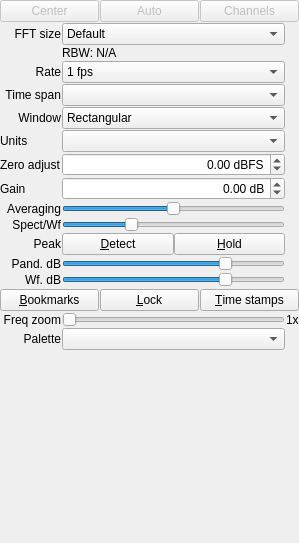
Qt form ui/FftPanel.ui (BatchDrake/SigDigger) before a commit.
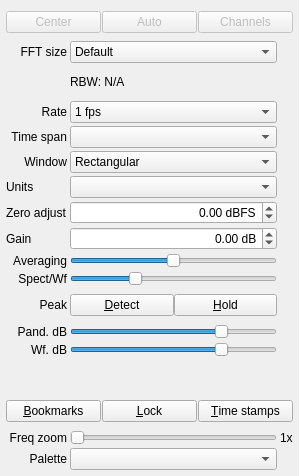
The same form after that commit. Custom widgets are drawn as their Qt base class.

The edit to the form file:
```diff
--- a/ui/FftPanel.ui
+++ b/ui/FftPanel.ui
@@ -7,7 +7,7 @@
     <x>0</x>
     <y>0</y>
     <width>299</width>
-    <height>543</height>
+    <height>476</height>
    </rect>
   </property>
   <property name="windowTitle">
@@ -15,73 +15,20 @@
   </property>
   <layout class="QGridLayout" name="gridLayout">
    <property name="leftMargin">
-    <number>0</number>
+    <number>6</number>
    </property>
    <property name="topMargin">
-    <number>0</number>
+    <number>6</number>
    </property>
    <property name="rightMargin">
-    <number>0</number>
+    <number>6</number>
    </property>
    <property name="bottomMargin">
-    <number>0</number>
+    <number>6</number>
    </property>
    <property name="spacing">
-    <number>1</number>
+    <number>3</number>
    </property>
-   <item row="0" column="0">
-    <widget class="QScrollArea" name="scrollArea">
-     <property name="frameShape">
-      <enum>QFrame::NoFrame</enum>
-     </property>
-     <property name="horizontalScrollBarPolicy">
-      <enum>Qt::ScrollBarAlwaysOff</enum>
-     </property>
-     <property name="widgetResizable">
-      <bool>true</bool>
-     </property>
-     <widget class="QWidget" name="scrollAreaWidgetContents">
-      <property name="geometry">
-       <rect>
-        <x>0</x>
-        <y>0</y>
-        <width>299</width>
-        <height>543</height>
-       </rect>
-      </property>
-      <layout class="QGridLayout" name="gridLayout_2">
-       <property name="leftMargin">
-        <number>0</number>
-       </property>
-       <property name="topMargin">
-        <number>0</number>
-       </property>
-       <property name="rightMargin">
-        <number>0</number>
-       </property>
-       <property name="bottomMargin">
-        <number>0</number>
-       </property>
-       <property name="spacing">
-        <number>1</number>
-       </property>
-       <item row="12" column="0">
-        <widget class="QLabel" name="label_10">
-         <property name="text">
-          <string>Pand. dB</string>
-         </property>
-         <property name="alignment">
-          <set>Qt::AlignRight|Qt::AlignTrailing|Qt::AlignVCenter</set>
-         </property>
-        </widget>
-       </item>
-       <item row="4" column="1">
-        <widget class="QComboBox" name="timeSpanCombo">
-         <property name="enabled">
-          <bool>true</bool>
-         </property>
-        </widget>
-       </item>
        <item row="0" column="0" colspan="3">
         <widget class="QFrame" name="frame_3">
          <property name="maximumSize">
@@ -163,31 +110,153 @@
          </layout>
         </widget>
        </item>
-       <item row="14" column="1">
-        <widget class="QWidget" name="widget" native="true">
-         <layout class="QGridLayout" name="gridLayout_3">
-          <property name="leftMargin">
-           <number>0</number>
-          </property>
-          <property name="topMargin">
-           <number>0</number>
-          </property>
-          <property name="rightMargin">
-           <number>0</number>
-          </property>
-          <property name="bottomMargin">
-           <number>0</number>
-          </property>
-          <property name="spacing">
-           <number>0</number>
-          </property>
-         </layout>
-        </widget>
-       </item>
-       <item row="16" column="2">
-        <widget class="QLabel" name="freqZoomLabel">
+   <item row="1" column="0">
+    <widget class="QLabel" name="label_3">
+     <property name="text">
+      <string>FFT size</string>
+     </property>
+     <property name="alignment">
+      <set>Qt::AlignRight|Qt::AlignTrailing|Qt::AlignVCenter</set>
+     </property>
+    </widget>
+   </item>
+   <item row="1" column="1">
+    <widget class="QComboBox" name="fftSizeCombo">
+     <item>
+      <property name="text">
+       <string>Default</string>
+      </property>
+     </item>
+     <item>
+      <property name="text">
+       <string>512</string>
+      </property>
+     </item>
+     <item>
+      <property name="text">
+       <string>1024</string>
+      </property>
+     </item>
+     <item>
+      <property name="text">
+       <string>2048</string>
+      </property>
+     </item>
+     <item>
+      <property name="text">
+       <string>4096</string>
+      </property>
+     </item>
+     <item>
+      <property name="text">
+       <string>8192</string>
+      </property>
+     </item>
+     <item>
+      <property name="text">
+       <string>16384</string>
+      </property>
+     </item>
+     <item>
+      <property name="text">
+       <string>32768</string>
+      </property>
+     </item>
+     <item>
+      <property name="text">
+       <string>65536</string>
+      </property>
+     </item>
+    </widget>
+   </item>
+   <item row="2" column="1">
+    <widget class="QLabel" name="rbwLabel">
          <property name="text">
-          <string>1x</string>
+      <string>RBW: N/A</string>
+     </property>
+    </widget>
+   </item>
+   <item row="3" column="0">
+    <widget class="QLabel" name="label_4">
+     <property name="text">
+      <string>Rate</string>
+     </property>
+     <property name="alignment">
+      <set>Qt::AlignRight|Qt::AlignTrailing|Qt::AlignVCenter</set>
+     </property>
+    </widget>
+   </item>
+   <item row="3" column="1">
+    <widget class="QComboBox" name="rateCombo">
+     <property name="enabled">
+      <bool>true</bool>
+     </property>
+     <item>
+      <property name="text">
+       <string>1 fps</string>
+      </property>
+     </item>
+     <item>
+      <property name="text">
+       <string>5 fps</string>
+      </property>
+     </item>
+     <item>
+      <property name="text">
+       <string>10 fps</string>
+      </property>
+     </item>
+     <item>
+      <property name="text">
+       <string>15 fps</string>
+      </property>
+     </item>
+     <item>
+      <property name="text">
+       <string>20 fps</string>
+      </property>
+     </item>
+     <item>
+      <property name="text">
+       <string>30 fps</string>
+      </property>
+     </item>
+     <item>
+      <property name="text">
+       <string>50 fps</string>
+      </property>
+     </item>
+     <item>
+      <property name="text">
+       <string>60 fps</string>
+      </property>
+     </item>
+    </widget>
+   </item>
+   <item row="4" column="0">
+    <widget class="QLabel" name="label_5">
+     <property name="text">
+      <string>Time span</string>
+     </property>
+     <property name="alignment">
+      <set>Qt::AlignRight|Qt::AlignTrailing|Qt::AlignVCenter</set>
+     </property>
+    </widget>
+   </item>
+   <item row="4" column="1">
+    <widget class="QComboBox" name="timeSpanCombo">
+     <property name="enabled">
+      <bool>true</bool>
+     </property>
+    </widget>
+   </item>
+   <item row="5" column="0">
+    <widget class="QLabel" name="label_6">
+     <property name="text">
+      <string>Window</string>
+     </property>
+     <property name="alignment">
+      <set>Qt::AlignRight|Qt::AlignTrailing|Qt::AlignVCenter</set>
          </property>
         </widget>
        </item>
@@ -220,6 +289,72 @@
          </item>
         </widget>
        </item>
+   <item row="6" column="0">
+    <widget class="QLabel" name="label">
+     <property name="text">
+      <string>Units</string>
+     </property>
+    </widget>
+   </item>
+   <item row="6" column="1">
+    <widget class="QComboBox" name="unitsCombo"/>
+   </item>
+   <item row="7" column="0">
+    <widget class="QLabel" name="label_2">
+     <property name="text">
+      <string>Zero adjust</string>
+     </property>
+    </widget>
+   </item>
+   <item row="7" column="1">
+    <widget class="QDoubleSpinBox" name="zeroPointSpin">
+     <property name="alignment">
+      <set>Qt::AlignRight|Qt::AlignTrailing|Qt::AlignVCenter</set>
+     </property>
+     <property name="suffix">
+      <string> dBFS</string>
+     </property>
+     <property name="minimum">
+      <double>-300.000000000000000</double>
+     </property>
+     <property name="maximum">
+      <double>300.000000000000000</double>
+     </property>
+    </widget>
+   </item>
+   <item row="8" column="0">
+    <widget class="QLabel" name="label_13">
+     <property name="text">
+      <string>Gain</string>
+     </property>
+    </widget>
+   </item>
+   <item row="8" column="1">
+    <widget class="QDoubleSpinBox" name="gainSpinBox">
+     <property name="alignment">
+      <set>Qt::AlignRight|Qt::AlignTrailing|Qt::AlignVCenter</set>
+     </property>
+     <property name="suffix">
+      <string> dB</string>
+     </property>
+     <property name="minimum">
+      <double>-300.000000000000000</double>
+     </property>
+     <property name="maximum">
+      <double>300.000000000000000</double>
+     </property>
+    </widget>
+   </item>
+   <item row="9" column="0">
+    <widget class="QLabel" name="label_7">
+     <property name="text">
+      <string>Averaging</string>
+     </property>
+     <property name="alignment">
+      <set>Qt::AlignRight|Qt::AlignTrailing|Qt::AlignVCenter</set>
+     </property>
+    </widget>
+   </item>
        <item row="9" column="1">
         <widget class="QSlider" name="fftAvgSlider">
          <property name="maximum">
@@ -236,73 +371,6 @@
          </property>
         </widget>
        </item>
-       <item row="3" column="1">
-        <widget class="QComboBox" name="rateCombo">
-         <property name="enabled">
-          <bool>true</bool>
-         </property>
-         <item>
-          <property name="text">
-           <string>1 fps</string>
-          </property>
-         </item>
-         <item>
-          <property name="text">
-           <string>5 fps</string>
-          </property>
-         </item>
-         <item>
-          <property name="text">
-           <string>10 fps</string>
-          </property>
-         </item>
-         <item>
-          <property name="text">
-           <string>15 fps</string>
-          </property>
-         </item>
-         <item>
-          <property name="text">
-           <string>20 fps</string>
-          </property>
-         </item>
-         <item>
-          <property name="text">
-           <string>30 fps</string>
-          </property>
-         </item>
-         <item>
-          <property name="text">
-           <string>50 fps</string>
-          </property>
-         </item>
-         <item>
-          <property name="text">
-           <string>60 fps</string>
-          </property>
-         </item>
-        </widget>
-       </item>
-       <item row="17" column="0">
-        <widget class="QLabel" name="label_17">
-         <property name="text">
-          <string>Palette</string>
-         </property>
-         <property name="alignment">
-          <set>Qt::AlignRight|Qt::AlignTrailing|Qt::AlignVCenter</set>
-         </property>
-        </widget>
-       </item>
-       <item row="3" column="0">
-        <widget class="QLabel" name="label_4">
-         <property name="text">
-          <string>Rate</string>
-         </property>
-         <property name="alignment">
-          <set>Qt::AlignRight|Qt::AlignTrailing|Qt::AlignVCenter</set>
-         </property>
-        </widget>
-       </item>
        <item row="10" column="0">
         <widget class="QLabel" name="label_8">
          <property name="text">
@@ -313,6 +381,164 @@
          </property>
         </widget>
        </item>
+   <item row="10" column="1">
+    <widget class="QSlider" name="fftAspectSlider">
+     <property name="maximum">
+      <number>100</number>
+     </property>
+     <property name="value">
+      <number>30</number>
+     </property>
+     <property name="orientation">
+      <enum>Qt::Horizontal</enum>
+     </property>
+    </widget>
+   </item>
+   <item row="11" column="0">
+    <widget class="QLabel" name="label_9">
+     <property name="text">
+      <string>Peak</string>
+     </property>
+     <property name="alignment">
+      <set>Qt::AlignRight|Qt::AlignTrailing|Qt::AlignVCenter</set>
+     </property>
+    </widget>
+   </item>
+   <item row="11" column="1">
+    <widget class="QWidget" name="widget_4" native="true">
+     <property name="maximumSize">
+      <size>
+       <width>16777215</width>
+       <height>42</height>
+      </size>
+     </property>
+     <layout class="QGridLayout" name="gridLayout_6">
+      <property name="leftMargin">
+       <number>0</number>
+      </property>
+      <property name="topMargin">
+       <number>0</number>
+      </property>
+      <property name="rightMargin">
+       <number>0</number>
+      </property>
+      <property name="bottomMargin">
+       <number>0</number>
+      </property>
+      <property name="spacing">
+       <number>0</number>
+      </property>
+      <item row="0" column="0">
+       <widget class="QPushButton" name="detectPeakButton">
+        <property name="enabled">
+         <bool>true</bool>
+        </property>
+        <property name="text">
+         <string>&amp;Detect</string>
+        </property>
+        <property name="checkable">
+         <bool>true</bool>
+        </property>
+       </widget>
+      </item>
+      <item row="0" column="1">
+       <widget class="QPushButton" name="holdPeakButton">
+        <property name="enabled">
+         <bool>true</bool>
+        </property>
+        <property name="text">
+         <string>&amp;Hold</string>
+        </property>
+        <property name="checkable">
+         <bool>true</bool>
+        </property>
+       </widget>
+      </item>
+     </layout>
+    </widget>
+   </item>
+   <item row="12" column="0">
+    <widget class="QLabel" name="label_10">
+     <property name="text">
+      <string>Pand. dB</string>
+     </property>
+     <property name="alignment">
+      <set>Qt::AlignRight|Qt::AlignTrailing|Qt::AlignVCenter</set>
+     </property>
+    </widget>
+   </item>
+   <item row="12" column="1">
+    <widget class="ctkRangeSlider" name="pandRange">
+     <property name="minimum">
+      <number>-120</number>
+     </property>
+     <property name="maximum">
+      <number>40</number>
+     </property>
+     <property name="orientation">
+      <enum>Qt::Horizontal</enum>
+     </property>
+     <property name="minimumValue">
+      <number>-70</number>
+     </property>
+     <property name="minimumPosition">
+      <number>-70</number>
+     </property>
+     <property name="maximumPosition">
+      <number>-10</number>
+     </property>
+    </widget>
+   </item>
+   <item row="13" column="0">
+    <widget class="QLabel" name="label_11">
+     <property name="text">
+      <string>Wf. dB</string>
+     </property>
+     <property name="alignment">
+      <set>Qt::AlignRight|Qt::AlignTrailing|Qt::AlignVCenter</set>
+     </property>
+    </widget>
+   </item>
+   <item row="13" column="1">
+    <widget class="ctkRangeSlider" name="wfRange">
+     <property name="minimum">
+      <number>-120</number>
+     </property>
+     <property name="maximum">
+      <number>40</number>
+     </property>
+     <property name="orientation">
+      <enum>Qt::Horizontal</enum>
+     </property>
+     <property name="minimumValue">
+      <number>-70</number>
+     </property>
+     <property name="maximumPosition">
+      <number>-10</number>
+     </property>
+    </widget>
+   </item>
+   <item row="14" column="1">
+    <widget class="QWidget" name="widget" native="true">
+     <layout class="QGridLayout" name="gridLayout_3">
+      <property name="leftMargin">
+       <number>0</number>
+      </property>
+      <property name="topMargin">
+       <number>0</number>
+      </property>
+      <property name="rightMargin">
+       <number>0</number>
+      </property>
+      <property name="bottomMargin">
+       <number>0</number>
+      </property>
+      <property name="spacing">
+       <number>0</number>
+      </property>
+     </layout>
+    </widget>
+   </item>
        <item row="15" column="0" colspan="3">
         <widget class="QWidget" name="widget_2" native="true">
          <layout class="QGridLayout" name="gridLayout_5">
@@ -370,26 +596,6 @@
          </layout>
         </widget>
        </item>
-       <item row="9" column="0">
-        <widget class="QLabel" name="label_7">
-         <property name="text">
-          <string>Averaging</string>
-         </property>
-         <property name="alignment">
-          <set>Qt::AlignRight|Qt::AlignTrailing|Qt::AlignVCenter</set>
-         </property>
-        </widget>
-       </item>
-       <item row="13" column="0">
-        <widget class="QLabel" name="label_11">
-         <property name="text">
-          <string>Wf. dB</string>
-         </property>
-         <property name="alignment">
-          <set>Qt::AlignRight|Qt::AlignTrailing|Qt::AlignVCenter</set>
-         </property>
-        </widget>
-       </item>
        <item row="16" column="0">
         <widget class="QLabel" name="label_12">
          <property name="text">
@@ -400,10 +606,30 @@
          </property>
         </widget>
        </item>
-       <item row="4" column="0">
-        <widget class="QLabel" name="label_5">
+   <item row="16" column="1">
+    <widget class="QSlider" name="freqZoomSlider">
+     <property name="minimum">
+      <number>1</number>
+     </property>
+     <property name="maximum">
+      <number>500</number>
+     </property>
+     <property name="orientation">
+      <enum>Qt::Horizontal</enum>
+     </property>
+    </widget>
+   </item>
+   <item row="16" column="2">
+    <widget class="QLabel" name="freqZoomLabel">
          <property name="text">
-          <string>Time span</string>
+      <string>1x</string>
+     </property>
+    </widget>
+   </item>
+   <item row="17" column="0">
+    <widget class="QLabel" name="label_17">
+     <property name="text">
+      <string>Palette</string>
          </property>
          <property name="alignment">
           <set>Qt::AlignRight|Qt::AlignTrailing|Qt::AlignVCenter</set>
@@ -421,285 +647,6 @@
            <height>20</height>
           </size>
          </property>
-        </widget>
-       </item>
-       <item row="11" column="1">
-        <widget class="QWidget" name="widget_4" native="true">
-         <property name="maximumSize">
-          <size>
-           <width>16777215</width>
-           <height>42</height>
-          </size>
-         </property>
-         <layout class="QGridLayout" name="gridLayout_6">
-          <property name="leftMargin">
-           <number>0</number>
-          </property>
-          <property name="topMargin">
-           <number>0</number>
-          </property>
-          <property name="rightMargin">
-           <number>0</number>
-          </property>
-          <property name="bottomMargin">
-           <number>0</number>
-          </property>
-          <property name="spacing">
-           <number>0</number>
-          </property>
-          <item row="0" column="0">
-           <widget class="QPushButton" name="detectPeakButton">
-            <property name="enabled">
-             <bool>true</bool>
-            </property>
-            <property name="text">
-             <string>&amp;Detect</string>
-            </property>
-            <property name="checkable">
-             <bool>true</bool>
-            </property>
-           </widget>
-          </item>
-          <item row="0" column="1">
-           <widget class="QPushButton" name="holdPeakButton">
-            <property name="enabled">
-             <bool>true</bool>
-            </property>
-            <property name="text">
-             <string>&amp;Hold</string>
-            </property>
-            <property name="checkable">
-             <bool>true</bool>
-            </property>
-           </widget>
-          </item>
-         </layout>
-        </widget>
-       </item>
-       <item row="5" column="0">
-        <widget class="QLabel" name="label_6">
-         <property name="text">
-          <string>Window</string>
-         </property>
-         <property name="alignment">
-          <set>Qt::AlignRight|Qt::AlignTrailing|Qt::AlignVCenter</set>
-         </property>
-        </widget>
-       </item>
-       <item row="18" column="1">
-        <spacer name="verticalSpacer_2">
-         <property name="orientation">
-          <enum>Qt::Vertical</enum>
-         </property>
-         <property name="sizeHint" stdset="0">
-          <size>
-           <width>20</width>
-           <height>19</height>
-          </size>
-         </property>
-        </spacer>
-       </item>
-       <item row="2" column="1">
-        <widget class="QLabel" name="rbwLabel">
-         <property name="text">
-          <string>RBW: N/A</string>
-         </property>
-        </widget>
-       </item>
-       <item row="13" column="1">
-        <widget class="ctkRangeSlider" name="wfRange">
-         <property name="minimum">
-          <number>-120</number>
-         </property>
-         <property name="maximum">
-          <number>40</number>
-         </property>
-         <property name="orientation">
-          <enum>Qt::Horizontal</enum>
-         </property>
-         <property name="minimumValue">
-          <number>-70</number>
-         </property>
-         <property name="maximumPosition">
-          <number>-10</number>
-         </property>
-        </widget>
-       </item>
-       <item row="6" column="0">
-        <widget class="QLabel" name="label">
-         <property name="text">
-          <string>Units</string>
-         </property>
-        </widget>
-       </item>
-       <item row="7" column="0">
-        <widget class="QLabel" name="label_2">
-         <property name="text">
-          <string>Zero adjust</string>
-         </property>
-        </widget>
-       </item>
-       <item row="10" column="1">
-        <widget class="QSlider" name="fftAspectSlider">
-         <property name="maximum">
-          <number>100</number>
-         </property>
-         <property name="value">
-          <number>30</number>
-         </property>
-         <property name="orientation">
-          <enum>Qt::Horizontal</enum>
-         </property>
-        </widget>
-       </item>
-       <item row="11" column="0">
-        <widget class="QLabel" name="label_9">
-         <property name="text">
-          <string>Peak</string>
-         </property>
-         <property name="alignment">
-          <set>Qt::AlignRight|Qt::AlignTrailing|Qt::AlignVCenter</set>
-         </property>
-        </widget>
-       </item>
-       <item row="1" column="1">
-        <widget class="QComboBox" name="fftSizeCombo">
-         <item>
-          <property name="text">
-           <string>Default</string>
-          </property>
-         </item>
-         <item>
-          <property name="text">
-           <string>512</string>
-          </property>
-         </item>
-         <item>
-          <property name="text">
-           <string>1024</string>
-          </property>
-         </item>
-         <item>
-          <property name="text">
-           <string>2048</string>
-          </property>
-         </item>
-         <item>
-          <property name="text">
-           <string>4096</string>
-          </property>
-         </item>
-         <item>
-          <property name="text">
-           <string>8192</string>
-          </property>
-         </item>
-         <item>
-          <property name="text">
-           <string>16384</string>
-          </property>
-         </item>
-         <item>
-          <property name="text">
-           <string>32768</string>
-          </property>
-         </item>
-         <item>
-          <property name="text">
-           <string>65536</string>
-          </property>
-         </item>
-        </widget>
-       </item>
-       <item row="12" column="1">
-        <widget class="ctkRangeSlider" name="pandRange">
-         <property name="minimum">
-          <number>-120</number>
-         </property>
-         <property name="maximum">
-          <number>40</number>
-         </property>
-         <property name="orientation">
-          <enum>Qt::Horizontal</enum>
-         </property>
-         <property name="minimumValue">
-          <number>-70</number>
-         </property>
-         <property name="minimumPosition">
-          <number>-70</number>
-         </property>
-         <property name="maximumPosition">
-          <number>-10</number>
-         </property>
-        </widget>
-       </item>
-       <item row="16" column="1">
-        <widget class="QSlider" name="freqZoomSlider">
-         <property name="minimum">
-          <number>1</number>
-         </property>
-         <property name="maximum">
-          <number>500</number>
-         </property>
-         <property name="orientation">
-          <enum>Qt::Horizontal</enum>
-         </property>
-        </widget>
-       </item>
-       <item row="1" column="0">
-        <widget class="QLabel" name="label_3">
-         <property name="text">
-          <string>FFT size</string>
-         </property>
-         <property name="alignment">
-          <set>Qt::AlignRight|Qt::AlignTrailing|Qt::AlignVCenter</set>
-         </property>
-        </widget>
-       </item>
-       <item row="8" column="0">
-        <widget class="QLabel" name="label_13">
-         <property name="text">
-          <string>Gain</string>
-         </property>
-        </widget>
-       </item>
-       <item row="6" column="1">
-        <widget class="QComboBox" name="unitsCombo"/>
-       </item>
-       <item row="7" column="1">
-        <widget class="QDoubleSpinBox" name="zeroPointSpin">
-         <property name="alignment">
-          <set>Qt::AlignRight|Qt::AlignTrailing|Qt::AlignVCenter</set>
-         </property>
-         <property name="suffix">
-          <string> dBFS</string>
-         </property>
-         <property name="minimum">
-          <double>-300.000000000000000</double>
-         </property>
-         <property name="maximum">
-          <double>300.000000000000000</double>
-         </property>
-        </widget>
-       </item>
-       <item row="8" column="1">
-        <widget class="QDoubleSpinBox" name="gainSpinBox">
-         <property name="alignment">
-          <set>Qt::AlignRight|Qt::AlignTrailing|Qt::AlignVCenter</set>
-         </property>
-         <property name="suffix">
-          <string> dB</string>
-         </property>
-         <property name="minimum">
-          <double>-300.000000000000000</double>
-         </property>
-         <property name="maximum">
-          <double>300.000000000000000</double>
-         </property>
-        </widget>
-       </item>
-      </layout>
-     </widget>
     </widget>
    </item>
   </layout>
```
Lines whose indentation alone changed are shown as unchanged.
